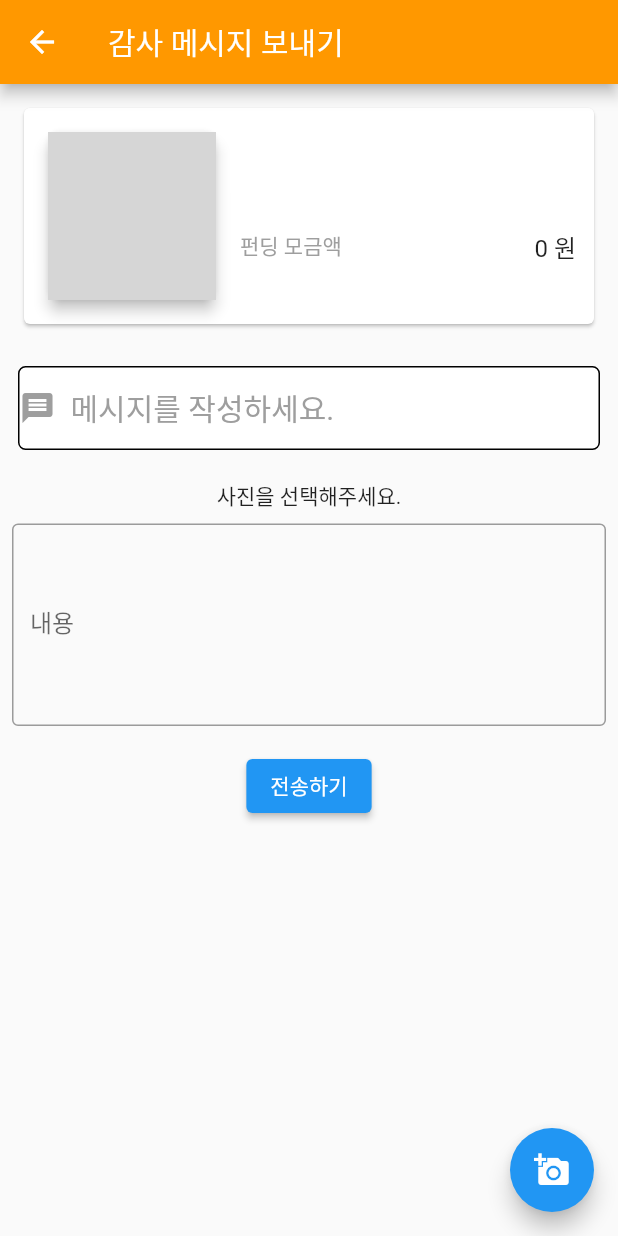
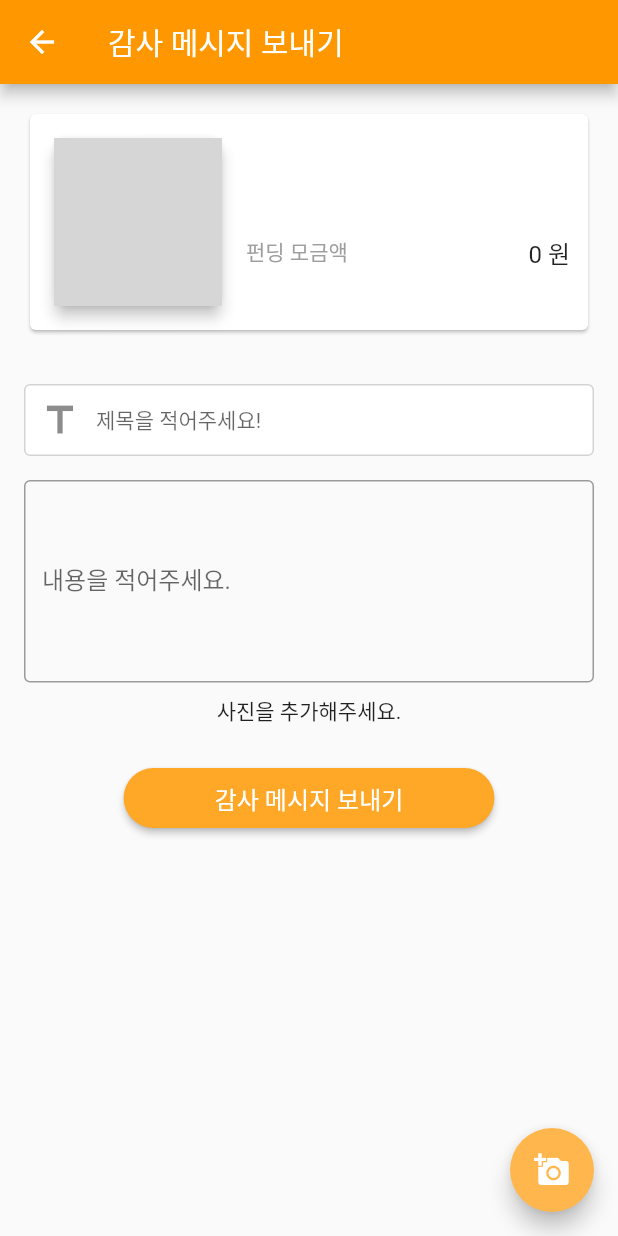
Before and after one commit to Capstone-Design-06-4/ToBeHonest_Front, a Flutter app: the ThanksMessage screen opened directly with empty values, on a phone screen of 412 x 824 dp. Run offline on Flutter 3.47's test engine with Material 2 defaults, Android fonts, the phone set to English and light mode, and no system bars; our stand-ins replace font_awesome_flutter, get, hive, hive_flutter, image_picker, shared_preferences and 1 more; accounts and stored records are empty; generated files the repository leaves out were written again; network calls fail; Roboto replaces fonts that are missing (AppleSDGothicNeo); grey boxes are pictures that could not be loaded.

Commit message:
:safety_vest: Feat: item message writing function is completed.
feat: item message writing function is completed.

```diff
--- a/lib/giftbox_function/giftbox_view/com_item_contributed_view.dart
+++ b/lib/giftbox_function/giftbox_view/com_item_contributed_view.dart
@@ -163,7 +163,6 @@ class _ComItemContributedState extends State<ComItemContributed> {
                             ),
                           ),
                         ),
-
                       ],
                     ),
                   ),
--- a/lib/thanks_message/send_button.dart
+++ b/lib/thanks_message/send_button.dart
@@ -39,7 +39,13 @@ class SendButton extends StatelessWidget {
 
   @override
   Widget build(BuildContext context) {
-    return ElevatedButton(
+    return Container(
+      width: MediaQuery.of(context).size.width * 0.6,
+      child: Column(
+        children: [
+          Container(
+            width: double.infinity,
+            child: ElevatedButton(
               onPressed: () async {
                 if (controller.selectedImage.value != null) {
                   File selectedFile = File(controller.selectedImage.value!.path);
@@ -52,7 +58,22 @@ class SendButton extends StatelessWidget {
                   );
                 }
               },
-      child: Text('전송하기'),
+              style: ElevatedButton.styleFrom(
+                primary: Colors.orange.shade400,
+                padding: EdgeInsets.symmetric(horizontal: 20, vertical: 8),
+                shape: RoundedRectangleBorder(
+                  borderRadius: BorderRadius.circular(20),
+                ),
+                minimumSize: Size(0, 36),
+              ),
+              child: Text(
+                '감사 메시지 보내기',
+                style: TextStyle(fontSize: 16),
+              ),
+            ),
+          ),
+        ],
+      ),
     );
   }
 }
--- a/lib/thanks_message/thanks_message_view.dart
+++ b/lib/thanks_message/thanks_message_view.dart
@@ -32,6 +32,8 @@ class ThanksMessage extends StatelessWidget {
 
   @override
   Widget build(BuildContext context) {
+    const borderColor = Color(0xFFD3D3D3);
+
     return SafeArea(
       child: Scaffold(
         appBar: AppBar(
@@ -42,7 +44,7 @@ class ThanksMessage extends StatelessWidget {
           mainAxisSize: MainAxisSize.min,
           children: [
             Container(
-              margin: EdgeInsets.all(12.0),
+              margin: EdgeInsets.all(16.0),
               width: double.infinity,
               child: Card(
                 child: Padding(
@@ -107,65 +109,56 @@ class ThanksMessage extends StatelessWidget {
               ),
             ),
             Container(
-              margin: EdgeInsets.all(12.0),
+              margin: EdgeInsets.all(16.0),
               width: double.infinity,
-              decoration: BoxDecoration(
-                color: Colors.white,
-                borderRadius: BorderRadius.circular(5.0),
-                border: Border.all(
-                  width: 1.0, // 테두리 두께 설정
-                ),
-              ),
-              child: Row(
-                children: // Widget 배열 구성
-                <Widget>[
-                  Icon(
-                    Icons.message, // 메시지 아이콘 추가
-                    color: Colors.grey, // 아이콘 색상 설정
-                  ),
-                  SizedBox(width: 10.0), // 아이콘과 TextFormField 사이 간격 추가
-                  Expanded( // TextFormField를 Expanded로 감싸서 남은 공간을 채우게 함
-                    child: TextFormField(
-                      controller: titleController,
-                      decoration: InputDecoration(
-                        hintText: '메시지를 작성하세요.', // placeholder 텍스트
-                        border: InputBorder.none, // 밑줄 없애기
-                        hintStyle: TextStyle(
-                          fontSize: 20,
-                          color: Colors.grey, // 힌트 텍스트 색상 설정
-                        ),
+              child: Column(
+                children: [
+                  TextFormField(
+                    controller: titleController,
+                    style: const TextStyle(fontSize: 14),
+                    decoration: InputDecoration(
+                      contentPadding: const EdgeInsets.symmetric(vertical: 10),
+                      prefixIcon: const Icon(Icons.title, size: 30),
+                      hintText: '제목을 적어주세요!',
+                      filled: true,
+                      fillColor: Colors.white,
+                      border: OutlineInputBorder(
+                        borderSide: BorderSide(color: borderColor, width: 1.0), // 연한 회색 테두리 적용
                       ),
-                      style: TextStyle(
-                        fontSize: 20,
-                        color: Colors.black, // 입력 텍스트 색상
+                      enabledBorder: OutlineInputBorder(
+                        borderSide: BorderSide(color: borderColor, width: 1.0), // 연한 회색 테두리 적용
+                      ),
+                      focusedBorder: OutlineInputBorder(
+                        borderSide: BorderSide(width: 2.0, color: Theme.of(context).primaryColor),
                       ),
                     ),
+                    keyboardType: TextInputType.text,
                   ),
                 ],
               ),
             ),
             Flexible(
-              flex: 2,
-              child: Padding(
-                padding: EdgeInsets.all(8.0),
-                child: Obx(() => controller.selectedImage.value == null
-                    ? Text('사진을 선택해주세요.')
-                    : Image.file(File(controller
-                        .selectedImage.value!.path))), // Obx를 사용하여 반응형으로 이미지 표시
-              ),
-            ),
-            Flexible(
               flex: 5,
               child: Padding(
-                padding: EdgeInsets.symmetric(horizontal: 8.0),
+                padding: EdgeInsets.symmetric(horizontal: 16.0),
                 child: TextFormField(
                   controller: textEditingController,
                   decoration: InputDecoration(
-                    labelText: '내용',
+                    labelText: '내용을 적어주세요.',
                     border: OutlineInputBorder(),
                   ),
                   maxLines: 5,
                 ),
+              ),
+            ),
+            Flexible(
+              flex: 3,
+              child: Padding(
+                padding: EdgeInsets.all(8.0),
+                child: Obx(() => controller.selectedImage.value == null
+                    ? Text('사진을 추가해주세요.')
+                    : Image.file(File(controller
+                    .selectedImage.value!.path))), // Obx를 사용하여 반응형으로 이미지 표시
               ),
             ),
             Flexible(
@@ -186,6 +179,7 @@ class ThanksMessage extends StatelessWidget {
           onPressed: _pickImage,
           tooltip: '사진 선택',
           child: Icon(Icons.add_a_photo),
+          backgroundColor: Colors.orange[300],
         ),
       ),
     );
```
Lines whose indentation alone changed are shown as unchanged.
